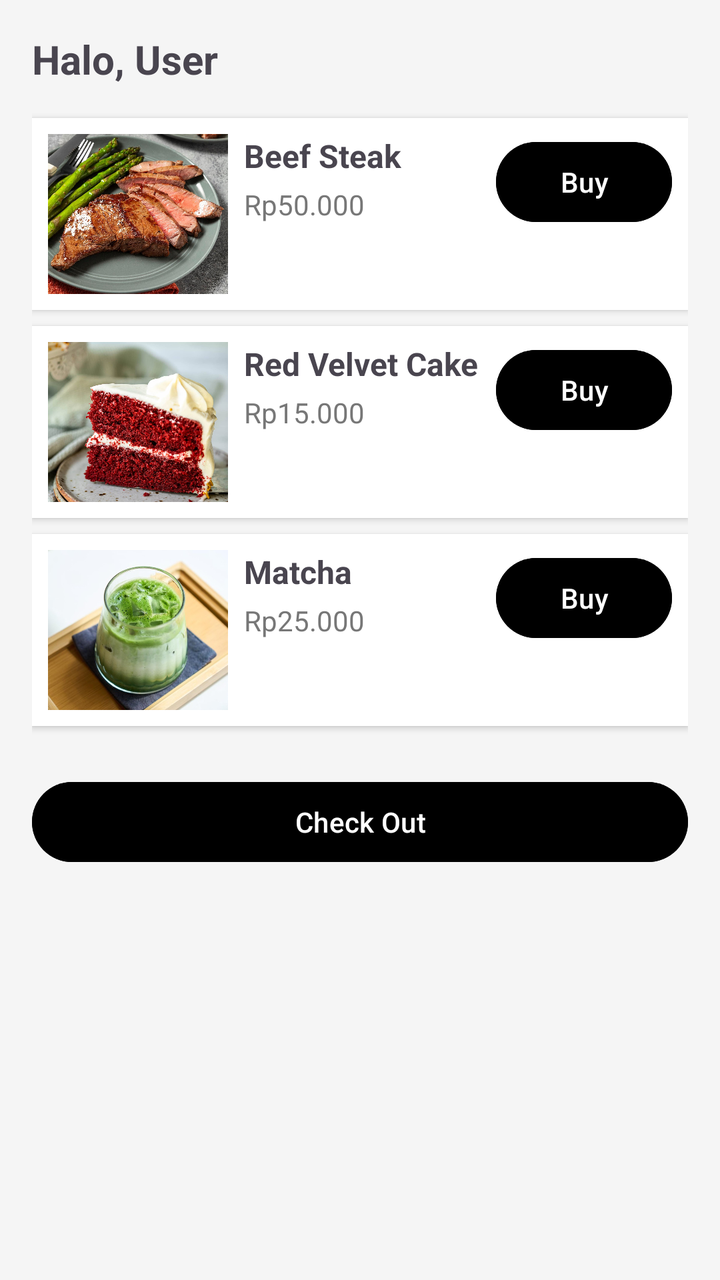
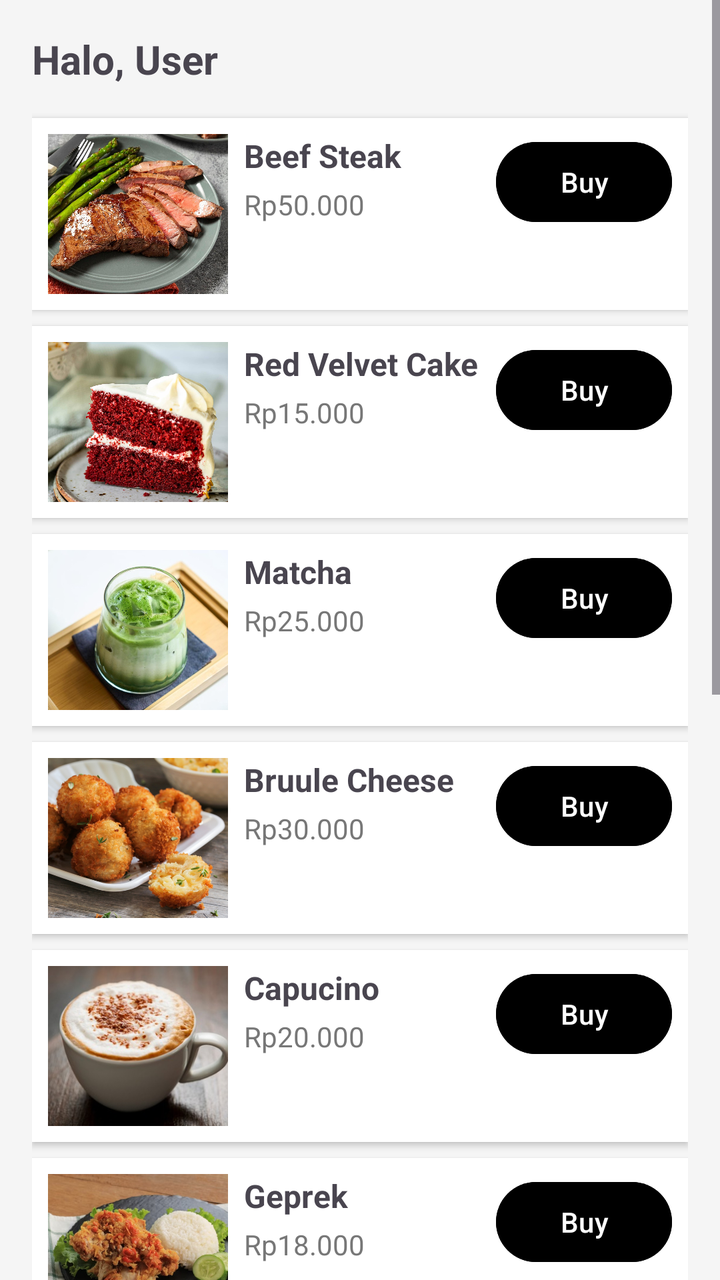

An Android layout rendered at two revisions. The XML below is the earlier revision; the diff shows what the commit changed to produce the second picture.
<!-- AndroidManifest.xml: application theme Theme.UTS_PAM -->
<!-- res/layout/activity_home.xml -->
<?xml version="1.0" encoding="utf-8"?>
<ScrollView xmlns:android="http://schemas.android.com/apk/res/android"
    android:layout_width="match_parent"
    android:layout_height="match_parent"
    android:background="#F5F5F5">

    <LinearLayout
        android:orientation="vertical"
        android:layout_width="match_parent"
        android:layout_height="wrap_content"
        android:padding="16dp">

        <TextView
            android:id="@+id/tvNama"
            android:layout_width="wrap_content"
            android:layout_height="wrap_content"
            android:text="Halo, User"
            android:textSize="20sp"
            android:textStyle="bold"
            android:layout_marginBottom="16dp" />

        <LinearLayout
            android:layout_width="match_parent"
            android:layout_height="wrap_content"
            android:orientation="horizontal"
            android:background="#FFFFFF"
            android:padding="8dp"
            android:elevation="2dp"
            android:layout_marginBottom="8dp">

            <ImageView
                android:layout_width="90dp"
                android:layout_height="80dp"
                android:src="@drawable/beef_steak"
                android:scaleType="centerCrop"
                android:layout_marginEnd="8dp" />

            <LinearLayout
                android:orientation="vertical"
                android:layout_width="0dp"
                android:layout_height="wrap_content"
                android:layout_weight="1">

                <TextView
                    android:layout_width="match_parent"
                    android:layout_height="wrap_content"
                    android:text="Beef Steak"
                    android:textStyle="bold"
                    android:textSize="16sp" />

                <TextView
                    android:layout_width="match_parent"
                    android:layout_height="wrap_content"
                    android:text="Rp50.000"
                    android:textColor="#777"
                    android:layout_marginTop="4dp" />

            </LinearLayout>

            <Button
                android:id="@+id/btnBuy1"
                android:layout_width="wrap_content"
                android:layout_height="wrap_content"
                android:text="Buy"
                android:backgroundTint="#000000"
                android:textColor="#FFFFFF" />
        </LinearLayout>


        <LinearLayout
            android:layout_width="match_parent"
            android:layout_height="wrap_content"
            android:orientation="horizontal"
            android:background="#FFFFFF"
            android:padding="8dp"
            android:elevation="2dp"
            android:layout_marginBottom="8dp">

            <ImageView
                android:layout_width="90dp"
                android:layout_height="80dp"
                android:src="@drawable/redvelvet"
                android:scaleType="centerCrop"
                android:layout_marginEnd="8dp" />

            <LinearLayout
                android:orientation="vertical"
                android:layout_width="0dp"
                android:layout_height="wrap_content"
                android:layout_weight="1">

                <TextView
                    android:text="Red Velvet Cake"
                    android:layout_width="match_parent"
                    android:layout_height="wrap_content"
                    android:textStyle="bold"
                    android:textSize="16sp" />

                <TextView
                    android:text="Rp15.000"
                    android:layout_width="match_parent"
                    android:layout_height="wrap_content"
                    android:textColor="#777"
                    android:layout_marginTop="4dp" />
            </LinearLayout>

            <Button
                android:id="@+id/btnBuy2"
                android:layout_width="wrap_content"
                android:layout_height="wrap_content"
                android:text="Buy"
                android:backgroundTint="#000000"
                android:textColor="#FFFFFF" />
            **</LinearLayout>** <LinearLayout
        android:layout_width="match_parent"
        android:layout_height="wrap_content"
        android:orientation="horizontal"
        android:background="#FFFFFF"
        android:padding="8dp"
        android:elevation="2dp"
        android:layout_marginBottom="8dp">

        <ImageView
            android:layout_width="90dp"
            android:layout_height="80dp"
            android:src="@drawable/matcha"
            android:scaleType="centerCrop"
            android:layout_marginEnd="8dp" />

        <LinearLayout
            android:orientation="vertical"
            android:layout_width="0dp"
            android:layout_height="wrap_content"
            android:layout_weight="1">

            <TextView
                android:text="Matcha"
                android:layout_width="match_parent"
                android:layout_height="wrap_content"
                android:textStyle="bold"
                android:textSize="16sp" />

            <TextView
                android:text="Rp25.000"
                android:layout_width="match_parent"
                android:layout_height="wrap_content"
                android:textColor="#777"
                android:layout_marginTop="4dp" />
        </LinearLayout>

        <Button
            android:id="@+id/btnBuy3"
            android:layout_width="wrap_content"
            android:layout_height="wrap_content"
            android:text="Buy"
            android:backgroundTint="#000000"
            android:textColor="#FFFFFF" />
        **</LinearLayout>** <Button
        android:id="@+id/btnCheckout"
        android:layout_width="match_parent"
        android:layout_height="wrap_content"
        android:text="Check Out"
        android:layout_marginTop="16dp"
        android:backgroundTint="#000000"
        android:textColor="#FFFFFF"
        android:textAllCaps="false" />

    </LinearLayout>
</ScrollView>
<!-- resources referenced by this layout -->
<resources>
  <!-- drawable beef_steak: jpg bitmap (drawable, 321256 bytes) -->
  <!-- drawable matcha: jpeg bitmap (drawable, 67149 bytes) -->
  <!-- drawable redvelvet: jpg bitmap (drawable, 165751 bytes) -->
  <style name="Theme.UTS_PAM" parent="Base.Theme.UTS_PAM" />
  <style name="Base.Theme.UTS_PAM" parent="Theme.Material3.DayNight.NoActionBar">
          
          
      </style>
</resources>

<!-- the commit's change to res/layout/activity_home.xml (unified diff, before → after) -->
@@ -19,6 +19,7 @@
             android:textStyle="bold"
             android:layout_marginBottom="16dp" />
 
+        
         <LinearLayout
             android:layout_width="match_parent"
             android:layout_height="wrap_content"
@@ -42,19 +43,18 @@
                 android:layout_weight="1">
 
                 <TextView
-                    android:layout_width="match_parent"
+                    android:layout_width="wrap_content"
                     android:layout_height="wrap_content"
                     android:text="Beef Steak"
                     android:textStyle="bold"
-                    android:textSize="16sp" />
-
-                <TextView
-                    android:layout_width="match_parent"
+                    android:textSize="16sp"/>
+
+                <TextView
+                    android:layout_width="wrap_content"
                     android:layout_height="wrap_content"
                     android:text="Rp50.000"
                     android:textColor="#777"
-                    android:layout_marginTop="4dp" />
-
+                    android:layout_marginTop="4dp"/>
             </LinearLayout>
 
             <Button
@@ -66,7 +66,7 @@
                 android:textColor="#FFFFFF" />
         </LinearLayout>
 
-
+        
         <LinearLayout
             android:layout_width="match_parent"
             android:layout_height="wrap_content"
@@ -90,18 +90,18 @@
                 android:layout_weight="1">
 
                 <TextView
+                    android:layout_width="wrap_content"
+                    android:layout_height="wrap_content"
                     android:text="Red Velvet Cake"
-                    android:layout_width="match_parent"
-                    android:layout_height="wrap_content"
-                    android:textStyle="bold"
-                    android:textSize="16sp" />
-
-                <TextView
+                    android:textStyle="bold"
+                    android:textSize="16sp"/>
+
+                <TextView
+                    android:layout_width="wrap_content"
+                    android:layout_height="wrap_content"
                     android:text="Rp15.000"
-                    android:layout_width="match_parent"
-                    android:layout_height="wrap_content"
-                    android:textColor="#777"
-                    android:layout_marginTop="4dp" />
+                    android:textColor="#777"
+                    android:layout_marginTop="4dp"/>
             </LinearLayout>
 
             <Button
@@ -111,59 +111,395 @@
                 android:text="Buy"
                 android:backgroundTint="#000000"
                 android:textColor="#FFFFFF" />
-            **</LinearLayout>** <LinearLayout
-        android:layout_width="match_parent"
-        android:layout_height="wrap_content"
-        android:orientation="horizontal"
-        android:background="#FFFFFF"
-        android:padding="8dp"
-        android:elevation="2dp"
-        android:layout_marginBottom="8dp">
-
-        <ImageView
-            android:layout_width="90dp"
-            android:layout_height="80dp"
-            android:src="@drawable/matcha"
-            android:scaleType="centerCrop"
-            android:layout_marginEnd="8dp" />
-
-        <LinearLayout
-            android:orientation="vertical"
-            android:layout_width="0dp"
-            android:layout_height="wrap_content"
-            android:layout_weight="1">
-
-            <TextView
-                android:text="Matcha"
-                android:layout_width="match_parent"
-                android:layout_height="wrap_content"
-                android:textStyle="bold"
-                android:textSize="16sp" />
-
-            <TextView
-                android:text="Rp25.000"
-                android:layout_width="match_parent"
-                android:layout_height="wrap_content"
-                android:textColor="#777"
-                android:layout_marginTop="4dp" />
-        </LinearLayout>
-
+        </LinearLayout>
+
+        
+        <LinearLayout
+            android:layout_width="match_parent"
+            android:layout_height="wrap_content"
+            android:orientation="horizontal"
+            android:background="#FFFFFF"
+            android:padding="8dp"
+            android:elevation="2dp"
+            android:layout_marginBottom="8dp">
+
+            <ImageView
+                android:layout_width="90dp"
+                android:layout_height="80dp"
+                android:src="@drawable/matcha"
+                android:scaleType="centerCrop"
+                android:layout_marginEnd="8dp" />
+
+            <LinearLayout
+                android:orientation="vertical"
+                android:layout_width="0dp"
+                android:layout_height="wrap_content"
+                android:layout_weight="1">
+
+                <TextView
+                    android:layout_width="wrap_content"
+                    android:layout_height="wrap_content"
+                    android:text="Matcha"
+                    android:textStyle="bold"
+                    android:textSize="16sp"/>
+
+                <TextView
+                    android:layout_width="wrap_content"
+                    android:layout_height="wrap_content"
+                    android:text="Rp25.000"
+                    android:textColor="#777"
+                    android:layout_marginTop="4dp"/>
+            </LinearLayout>
+
+            <Button
+                android:id="@+id/btnBuy3"
+                android:layout_width="wrap_content"
+                android:layout_height="wrap_content"
+                android:text="Buy"
+                android:backgroundTint="#000000"
+                android:textColor="#FFFFFF" />
+        </LinearLayout>
+
+
+        
+        <LinearLayout
+            android:layout_width="match_parent"
+            android:layout_height="wrap_content"
+            android:orientation="horizontal"
+            android:background="#FFFFFF"
+            android:padding="8dp"
+            android:elevation="2dp"
+            android:layout_marginBottom="8dp">
+
+            <ImageView
+                android:layout_width="90dp"
+                android:layout_height="80dp"
+                android:src="@drawable/bruule_cheese"
+                android:scaleType="centerCrop"
+                android:layout_marginEnd="8dp" />
+
+            <LinearLayout
+                android:orientation="vertical"
+                android:layout_width="0dp"
+                android:layout_height="wrap_content"
+                android:layout_weight="1">
+
+                <TextView
+                    android:layout_width="wrap_content"
+                    android:layout_height="wrap_content"
+                    android:text="Bruule Cheese"
+                    android:textStyle="bold"
+                    android:textSize="16sp"/>
+
+                <TextView
+                    android:layout_width="wrap_content"
+                    android:layout_height="wrap_content"
+                    android:text="Rp30.000"
+                    android:textColor="#777"
+                    android:layout_marginTop="4dp"/>
+            </LinearLayout>
+
+            <Button
+                android:id="@+id/btnBuy4"
+                android:layout_width="wrap_content"
+                android:layout_height="wrap_content"
+                android:text="Buy"
+                android:backgroundTint="#000000"
+                android:textColor="#FFFFFF" />
+        </LinearLayout>
+
+        
+        <LinearLayout
+            android:layout_width="match_parent"
+            android:layout_height="wrap_content"
+            android:orientation="horizontal"
+            android:background="#FFFFFF"
+            android:padding="8dp"
+            android:elevation="2dp"
+            android:layout_marginBottom="8dp">
+
+            <ImageView
+                android:layout_width="90dp"
+                android:layout_height="80dp"
+                android:src="@drawable/capucino"
+                android:scaleType="centerCrop"
+                android:layout_marginEnd="8dp" />
+
+            <LinearLayout
+                android:orientation="vertical"
+                android:layout_width="0dp"
+                android:layout_height="wrap_content"
+                android:layout_weight="1">
+
+                <TextView
+                    android:layout_width="wrap_content"
+                    android:layout_height="wrap_content"
+                    android:text="Capucino"
+                    android:textStyle="bold"
+                    android:textSize="16sp"/>
+
+                <TextView
+                    android:layout_width="wrap_content"
+                    android:layout_height="wrap_content"
+                    android:text="Rp20.000"
+                    android:textColor="#777"
+                    android:layout_marginTop="4dp"/>
+            </LinearLayout>
+
+            <Button
+                android:id="@+id/btnBuy5"
+                android:layout_width="wrap_content"
+                android:layout_height="wrap_content"
+                android:text="Buy"
+                android:backgroundTint="#000000"
+                android:textColor="#FFFFFF" />
+        </LinearLayout>
+
+        
+        <LinearLayout
+            android:layout_width="match_parent"
+            android:layout_height="wrap_content"
+            android:orientation="horizontal"
+            android:background="#FFFFFF"
+            android:padding="8dp"
+            android:elevation="2dp"
+            android:layout_marginBottom="8dp">
+
+            <ImageView
+                android:layout_width="90dp"
+                android:layout_height="80dp"
+                android:src="@drawable/geprek"
+                android:scaleType="centerCrop"
+                android:layout_marginEnd="8dp" />
+
+            <LinearLayout
+                android:orientation="vertical"
+                android:layout_width="0dp"
+                android:layout_height="wrap_content"
+                android:layout_weight="1">
+
+                <TextView
+                    android:layout_width="wrap_content"
+                    android:layout_height="wrap_content"
+                    android:text="Geprek"
+                    android:textStyle="bold"
+                    android:textSize="16sp"/>
+
+                <TextView
+                    android:layout_width="wrap_content"
+                    android:layout_height="wrap_content"
+                    android:text="Rp18.000"
+                    android:textColor="#777"
+                    android:layout_marginTop="4dp"/>
+            </LinearLayout>
+
+            <Button
+                android:id="@+id/btnBuy6"
+                android:layout_width="wrap_content"
+                android:layout_height="wrap_content"
+                android:text="Buy"
+                android:backgroundTint="#000000"
+                android:textColor="#FFFFFF" />
+        </LinearLayout>
+
+        
+        <LinearLayout
+            android:layout_width="match_parent"
+            android:layout_height="wrap_content"
+            android:orientation="horizontal"
+            android:background="#FFFFFF"
+            android:padding="8dp"
+            android:elevation="2dp"
+            android:layout_marginBottom="8dp">
+
+            <ImageView
+                android:layout_width="90dp"
+                android:layout_height="80dp"
+                android:src="@drawable/milkshake"
+                android:scaleType="centerCrop"
+                android:layout_marginEnd="8dp" />
+
+            <LinearLayout
+                android:orientation="vertical"
+                android:layout_width="0dp"
+                android:layout_height="wrap_content"
+                android:layout_weight="1">
+
+                <TextView
+                    android:layout_width="wrap_content"
+                    android:layout_height="wrap_content"
+                    android:text="Milkshake"
+                    android:textStyle="bold"
+                    android:textSize="16sp"/>
+
+                <TextView
+                    android:layout_width="wrap_content"
+                    android:layout_height="wrap_content"
+                    android:text="25.000"
+                    android:textColor="#777"
+                    android:layout_marginTop="4dp"/>
+            </LinearLayout>
+
+            <Button
+                android:id="@+id/btnBuy7"
+                android:layout_width="wrap_content"
+                android:layout_height="wrap_content"
+                android:text="Buy"
+                android:backgroundTint="#000000"
+                android:textColor="#FFFFFF" />
+        </LinearLayout>
+
+        
+        <LinearLayout
+            android:layout_width="match_parent"
+            android:layout_height="wrap_content"
+            android:orientation="horizontal"
+            android:background="#FFFFFF"
+            android:padding="8dp"
+            android:elevation="2dp"
+            android:layout_marginBottom="8dp">
+
+            <ImageView
+                android:layout_width="90dp"
+                android:layout_height="80dp"
+                android:src="@drawable/pancake"
+                android:scaleType="centerCrop"
+                android:layout_marginEnd="8dp" />
+
+            <LinearLayout
+                android:orientation="vertical"
+                android:layout_width="0dp"
+                android:layout_height="wrap_content"
+                android:layout_weight="1">
+
+                <TextView
+                    android:layout_width="wrap_content"
+                    android:layout_height="wrap_content"
+                    android:text="Pancake"
+                    android:textStyle="bold"
+                    android:textSize="16sp"/>
+
+                <TextView
+                    android:layout_width="wrap_content"
+                    android:layout_height="wrap_content"
+                    android:text="Rp32.000"
+                    android:textColor="#777"
+                    android:layout_marginTop="4dp"/>
+            </LinearLayout>
+
+            <Button
+                android:id="@+id/btnBuy8"
+                android:layout_width="wrap_content"
+                android:layout_height="wrap_content"
+                android:text="Buy"
+                android:backgroundTint="#000000"
+                android:textColor="#FFFFFF" />
+        </LinearLayout>
+
+        
+        <LinearLayout
+            android:layout_width="match_parent"
+            android:layout_height="wrap_content"
+            android:orientation="horizontal"
+            android:background="#FFFFFF"
+            android:padding="8dp"
+            android:elevation="2dp"
+            android:layout_marginBottom="8dp">
+
+            <ImageView
+                android:layout_width="90dp"
+                android:layout_height="80dp"
+                android:src="@drawable/risol_mayo"
+                android:scaleType="centerCrop"
+                android:layout_marginEnd="8dp" />
+
+            <LinearLayout
+                android:orientation="vertical"
+                android:layout_width="0dp"
+                android:layout_height="wrap_content"
+                android:layout_weight="1">
+
+                <TextView
+                    android:layout_width="wrap_content"
+                    android:layout_height="wrap_content"
+                    android:text="Risol Mayo"
+                    android:textStyle="bold"
+                    android:textSize="16sp"/>
+
+                <TextView
+                    android:layout_width="wrap_content"
+                    android:layout_height="wrap_content"
+                    android:text="Rp15.000"
+                    android:textColor="#777"
+                    android:layout_marginTop="4dp"/>
+            </LinearLayout>
+
+            <Button
+                android:id="@+id/btnBuy9"
+                android:layout_width="wrap_content"
+                android:layout_height="wrap_content"
+                android:text="Buy"
+                android:backgroundTint="#000000"
+                android:textColor="#FFFFFF" />
+        </LinearLayout>
+
+        
+        <LinearLayout
+            android:layout_width="match_parent"
+            android:layout_height="wrap_content"
+            android:orientation="horizontal"
+            android:background="#FFFFFF"
+            android:padding="8dp"
+            android:elevation="2dp"
+            android:layout_marginBottom="8dp">
+
+            <ImageView
+                android:layout_width="90dp"
+                android:layout_height="80dp"
+                android:src="@drawable/spageti"
+                android:scaleType="centerCrop"
+                android:layout_marginEnd="8dp" />
+
+            <LinearLayout
+                android:orientation="vertical"
+                android:layout_width="0dp"
+                android:layout_height="wrap_content"
+                android:layout_weight="1">
+
+                <TextView
+                    android:layout_width="wrap_content"
+                    android:layout_height="wrap_content"
+                    android:text="Spageti"
+                    android:textStyle="bold"
+                    android:textSize="16sp"/>
+
+                <TextView
+                    android:layout_width="wrap_content"
+                    android:layout_height="wrap_content"
+                    android:text="Rp25.000"
+                    android:textColor="#777"
+                    android:layout_marginTop="4dp"/>
+            </LinearLayout>
+
+            <Button
+                android:id="@+id/btnBuy10"
+                android:layout_width="wrap_content"
+                android:layout_height="wrap_content"
+                android:text="Buy"
+                android:backgroundTint="#000000"
+                android:textColor="#FFFFFF" />
+        </LinearLayout>
+
+        
         <Button
-            android:id="@+id/btnBuy3"
-            android:layout_width="wrap_content"
-            android:layout_height="wrap_content"
-            android:text="Buy"
+            android:id="@+id/btnCheckout"
+            android:layout_width="match_parent"
+            android:layout_height="wrap_content"
+            android:text="Check Out"
+            android:layout_marginTop="16dp"
             android:backgroundTint="#000000"
-            android:textColor="#FFFFFF" />
-        **</LinearLayout>** <Button
-        android:id="@+id/btnCheckout"
-        android:layout_width="match_parent"
-        android:layout_height="wrap_content"
-        android:text="Check Out"
-        android:layout_marginTop="16dp"
-        android:backgroundTint="#000000"
-        android:textColor="#FFFFFF"
-        android:textAllCaps="false" />
+            android:textColor="#FFFFFF"
+            android:textAllCaps="false" />
 
     </LinearLayout>
 </ScrollView>
<!-- resource entries referenced after the edit -->
@@ -1,8 +1,15 @@
 <!-- resources referenced by this layout -->
 <resources>
   <!-- drawable beef_steak: jpg bitmap (drawable, 321256 bytes) -->
+  <!-- drawable bruule_cheese: png bitmap (drawable, 592860 bytes) -->
+  <!-- drawable capucino: jpg bitmap (drawable, 23966 bytes) -->
+  <!-- drawable geprek: jpg bitmap (drawable, 120269 bytes) -->
   <!-- drawable matcha: jpeg bitmap (drawable, 67149 bytes) -->
+  <!-- drawable milkshake: jpg bitmap (drawable, 40467 bytes) -->
+  <!-- drawable pancake: jpeg bitmap (drawable, 131072 bytes) -->
   <!-- drawable redvelvet: jpg bitmap (drawable, 165751 bytes) -->
+  <!-- drawable risol_mayo: jpg bitmap (drawable, 460261 bytes) -->
+  <!-- drawable spageti: jpg bitmap (drawable, 152973 bytes) -->
   <style name="Theme.UTS_PAM" parent="Base.Theme.UTS_PAM" />
   <style name="Base.Theme.UTS_PAM" parent="Theme.Material3.DayNight.NoActionBar">
           
